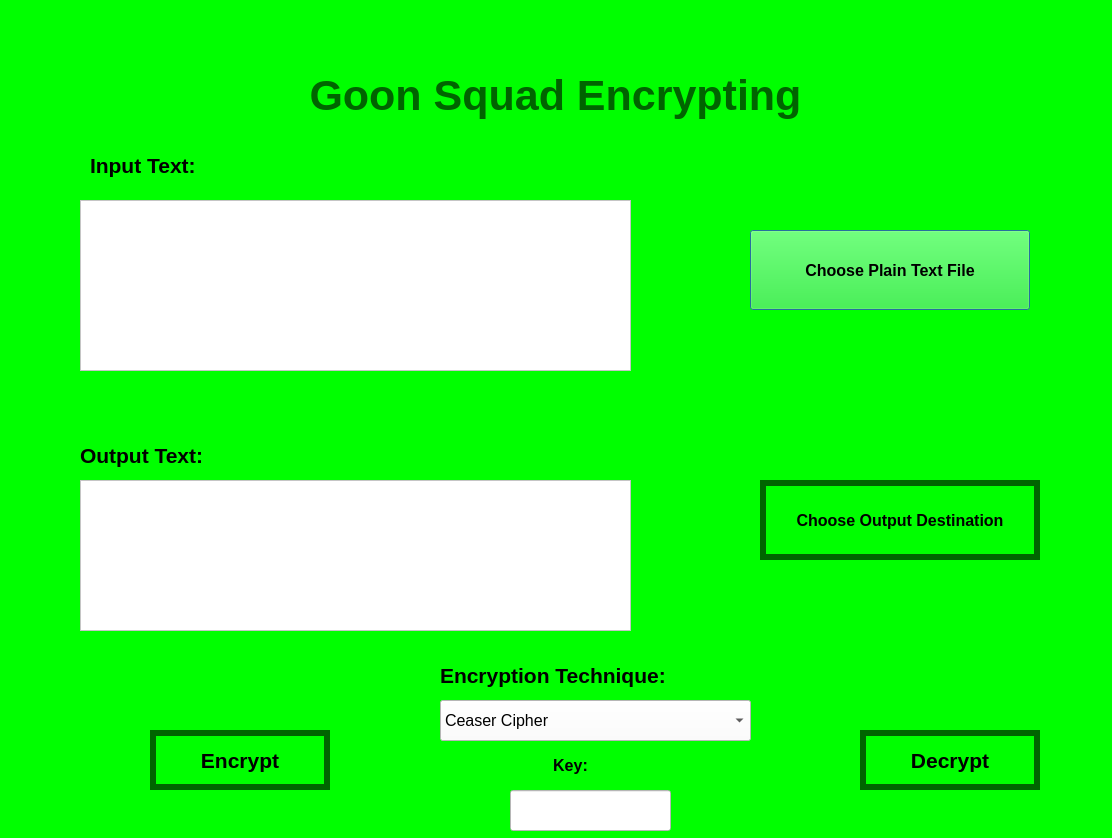
Old version of the form UI Files/MainScreen.ui in the repository Theneroc/Encryption-Project.
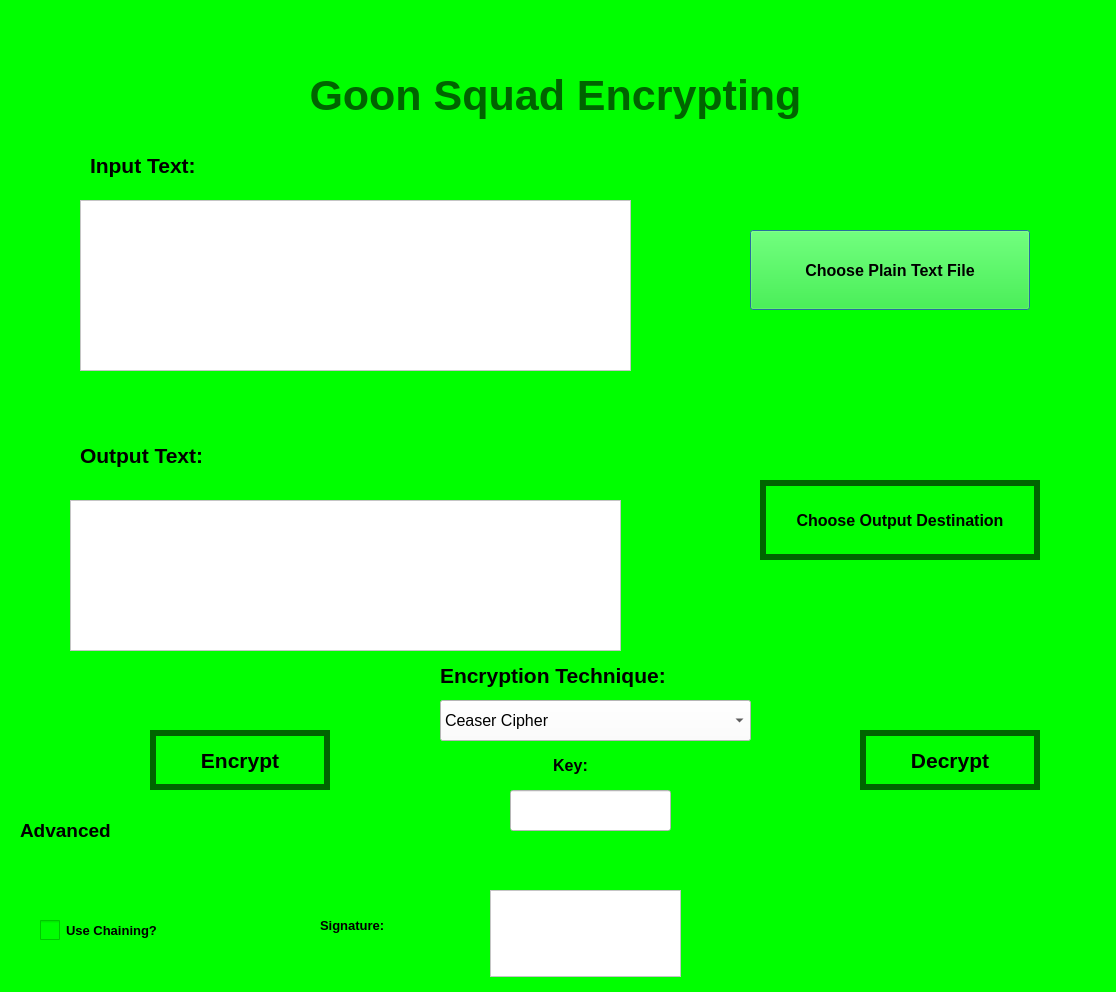
New version of the form.

Diff of the .ui file:
```diff
--- a/UI Files/MainScreen.ui
+++ b/UI Files/MainScreen.ui
@@ -6,16 +6,31 @@
    <rect>
     <x>0</x>
     <y>0</y>
-    <width>1112</width>
-    <height>838</height>
+    <width>1116</width>
+    <height>992</height>
    </rect>
   </property>
+  <property name="sizePolicy">
+   <sizepolicy hsizetype="Preferred" vsizetype="Preferred">
+    <horstretch>0</horstretch>
+    <verstretch>0</verstretch>
+   </sizepolicy>
+  </property>
+  <property name="minimumSize">
+   <size>
+    <width>1116</width>
+    <height>992</height>
+   </size>
+  </property>
   <property name="windowTitle">
    <string>Dialog</string>
   </property>
   <property name="styleSheet">
    <string notr="true">background-color: rgb(0, 255, 0);</string>
   </property>
+  <property name="sizeGripEnabled">
+   <bool>false</bool>
+  </property>
   <widget class="QLabel" name="txtTitle">
    <property name="geometry">
     <rect>
@@ -128,8 +143,8 @@
   <widget class="QPlainTextEdit" name="taCipherText">
    <property name="geometry">
     <rect>
-     <x>80</x>
-     <y>480</y>
+     <x>70</x>
+     <y>500</y>
      <width>551</width>
      <height>151</height>
     </rect>
@@ -393,6 +408,114 @@
     <set>Qt::AlignCenter</set>
    </property>
   </widget>
+  <widget class="QLabel" name="txtAdvanced">
+   <property name="geometry">
+    <rect>
+     <x>20</x>
+     <y>820</y>
+     <width>111</width>
+     <height>20</height>
+    </rect>
+   </property>
+   <property name="font">
+    <font>
+     <pointsize>14</pointsize>
+     <weight>75</weight>
+     <bold>true</bold>
+    </font>
+   </property>
+   <property name="styleSheet">
+    <string notr="true">
+QLabel#txtAdvanced::hover
+{
+color : rgb(52, 37, 255)
+}
+
+QLabel#txtAdvanced{
+
+
+color:rgb(0,0,0);
+
+}</string>
+   </property>
+   <property name="text">
+    <string>Advanced</string>
+   </property>
+  </widget>
+  <widget class="QCheckBox" name="chkBlockChain">
+   <property name="geometry">
+    <rect>
+     <x>40</x>
+     <y>910</y>
+     <width>151</width>
+     <height>41</height>
+    </rect>
+   </property>
+   <property name="font">
+    <font>
+     <pointsize>10</pointsize>
+     <weight>75</weight>
+     <bold>true</bold>
+    </font>
+   </property>
+   <property name="styleSheet">
+    <string notr="true">QCheckBox::indicator {
+     width: 20px;
+     height: 20px;
+}</string>
+   </property>
+   <property name="text">
+    <string>Use Chaining?</string>
+   </property>
+   <property name="iconSize">
+    <size>
+     <width>30</width>
+     <height>30</height>
+    </size>
+   </property>
+   <property name="checked">
+    <bool>false</bool>
+   </property>
+  </widget>
+  <widget class="QPlainTextEdit" name="taSignature">
+   <property name="geometry">
+    <rect>
+     <x>490</x>
+     <y>890</y>
+     <width>191</width>
+     <height>87</height>
+    </rect>
+   </property>
+   <property name="styleSheet">
+    <string notr="true">background-color: rgb(255, 255, 255);</string>
+   </property>
+   <property name="plainText">
+    <string/>
+   </property>
+   <property name="placeholderText">
+    <string>Signature must be SHA256 in hexadecimal form</string>
+   </property>
+  </widget>
+  <widget class="QLabel" name="label">
+   <property name="geometry">
+    <rect>
+     <x>320</x>
+     <y>910</y>
+     <width>91</width>
+     <height>31</height>
+    </rect>
+   </property>
+   <property name="font">
+    <font>
+     <pointsize>10</pointsize>
+     <weight>75</weight>
+     <bold>true</bold>
+    </font>
+   </property>
+   <property name="text">
+    <string>Signature:</string>
+   </property>
+  </widget>
  </widget>
  <resources/>
  <connections/>
```
